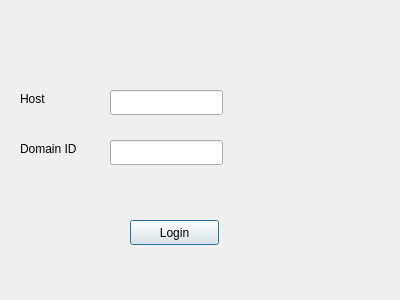
The window that src/store_package/ui/login.ui (cccsssshh/Aris_Team5) describes before a commit, drawn with Qt 5.
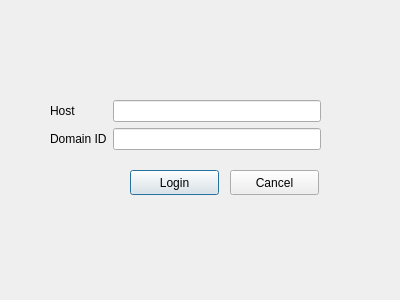
The same window after the commit.

Commit message: set image directory and add login function

Diff of the .ui file:
```diff
--- a/src/store_package/ui/login.ui
+++ b/src/store_package/ui/login.ui
@@ -17,7 +17,7 @@
    <property name="geometry">
     <rect>
      <x>130</x>
-     <y>220</y>
+     <y>170</y>
      <width>89</width>
      <height>25</height>
     </rect>
@@ -26,57 +26,57 @@
     <string>Login</string>
    </property>
   </widget>
-  <widget class="QLabel" name="hostLabel">
+  <widget class="QPushButton" name="cancelBtn">
    <property name="geometry">
     <rect>
-     <x>20</x>
-     <y>90</y>
-     <width>67</width>
-     <height>17</height>
-    </rect>
-   </property>
-   <property name="text">
-    <string>Host</string>
-   </property>
-  </widget>
-  <widget class="QLabel" name="domainIDLabel">
-   <property name="geometry">
-    <rect>
-     <x>20</x>
-     <y>140</y>
-     <width>71</width>
-     <height>17</height>
-    </rect>
-   </property>
-   <property name="text">
-    <string>Domain ID</string>
-   </property>
-  </widget>
-  <widget class="QLineEdit" name="hostLine">
-   <property name="geometry">
-    <rect>
-     <x>110</x>
-     <y>90</y>
-     <width>113</width>
+     <x>230</x>
+     <y>170</y>
+     <width>89</width>
      <height>25</height>
     </rect>
    </property>
    <property name="text">
-    <string/>
+    <string>Cancel</string>
    </property>
-   <property name="readOnly">
-    <bool>true</bool>
-   </property>
   </widget>
-  <widget class="QLineEdit" name="domainIDLine">
+  <widget class="QWidget" name="">
    <property name="geometry">
     <rect>
-     <x>110</x>
-     <y>140</y>
-     <width>113</width>
-     <height>25</height>
+     <x>50</x>
+     <y>100</y>
+     <width>271</width>
+     <height>58</height>
     </rect>
    </property>
+   <layout class="QFormLayout" name="formLayout">
+    <item row="0" column="0">
+     <widget class="QLabel" name="hostLabel">
+      <property name="text">
+       <string>Host</string>
+      </property>
+     </widget>
+    </item>
+    <item row="0" column="1">
+     <widget class="QLineEdit" name="hostLine">
+      <property name="text">
+       <string/>
+      </property>
+      <property name="readOnly">
+       <bool>true</bool>
+      </property>
+     </widget>
+    </item>
+    <item row="1" column="0">
+     <widget class="QLabel" name="domainIDLabel">
+      <property name="text">
+       <string>Domain ID</string>
+      </property>
+     </widget>
+    </item>
+    <item row="1" column="1">
+     <widget class="QLineEdit" name="domainIDLine"/>
+    </item>
+   </layout>
   </widget>
  </widget>
  <resources/>
```
The commit also changes 4 other files.
